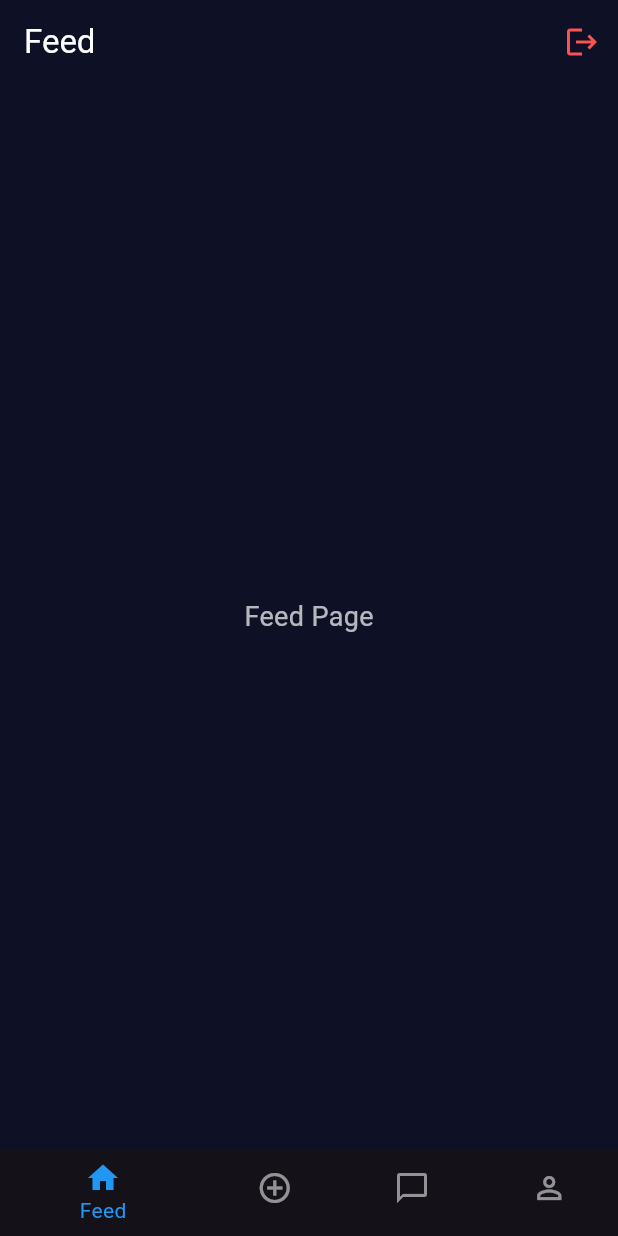
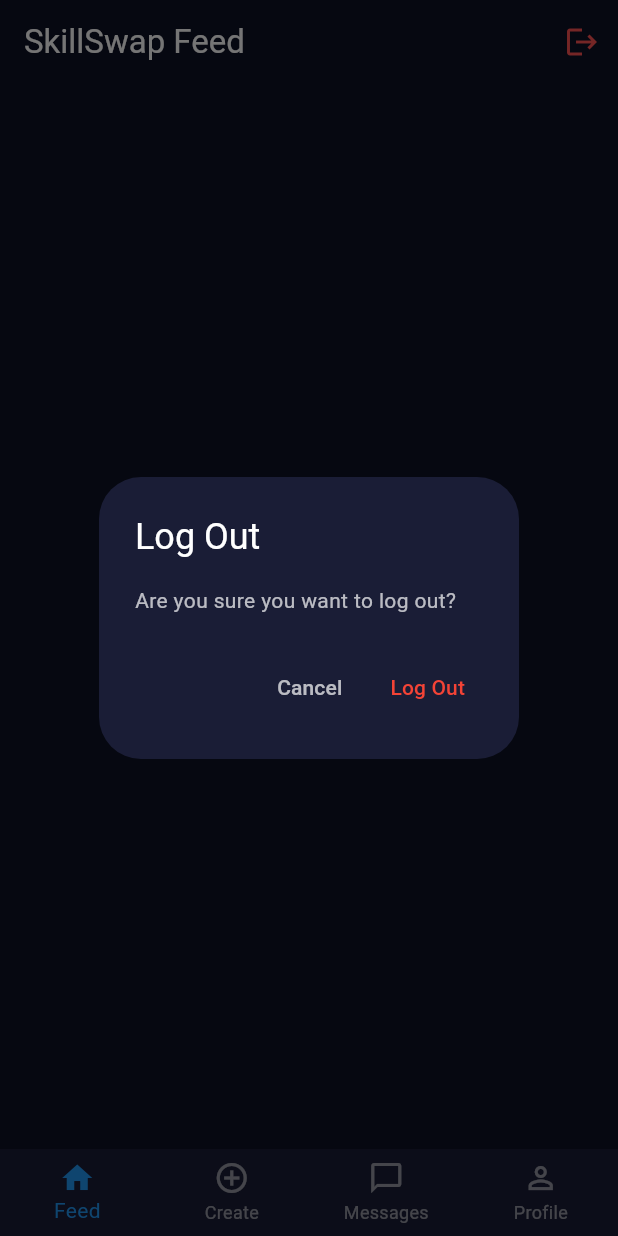
Before and after one commit to muhammedp07/gr07-skillswap-fall-2025, a Flutter app: the screen it shows once a user with an empty profile is signed in, after a tap on the "logout" icon, on a phone screen of 412 x 824 dp. Run offline on Flutter 3.47's test engine with Material 3 defaults, Android fonts, the phone set to English and light mode, and no system bars; our stand-ins replace cloud_firestore, firebase_auth, firebase_core; accounts and stored records are empty.

Commit message:
feat: add navigation utilities and improved logout flow
- Create NavigationUtils for centralized logout logic
- Enhance HomeScreen with tab navigation state management
- Add CreatePostScreen integration with global key
- Implement proper logout confirmation dialog

```diff
--- a/lib/screens/home/home_screen.dart
+++ b/lib/screens/home/home_screen.dart
@@ -1,65 +1,70 @@
 import 'package:flutter/material.dart';
 import 'package:firebase_auth/firebase_auth.dart';
+import 'package:gr07_skillswap/utils/navigation_utils.dart';
 
 class HomeScreen extends StatefulWidget {
   const HomeScreen({super.key});
 
   @override
-  State<HomeScreen> createState() => _HomeScreenState();
+  HomeScreenState createState() => HomeScreenState();
 }
 
-class _HomeScreenState extends State<HomeScreen> {
-  int currentIndex = 0;
+class HomeScreenState extends State<HomeScreen> {
+  int _currentIndex = 0;
 
-  final List<String> pageTitles = [
-    "Feed",
+  final List<String> _pageTitles = [
+    "SkillSwap Feed",
     "Create Post",
     "Messages",
     "Profile",
   ];
 
+  // Public method to allow child screens to change tabs
+  void setCurrentIndex(int index) {
+    if (mounted) {
+      setState(() {
+        _currentIndex = index;
+      });
+    }
+  }
+
   @override
   Widget build(BuildContext context) {
     return Scaffold(
       backgroundColor: const Color(0xFF0E1126),
-
       appBar: AppBar(
         backgroundColor: const Color(0xFF0E1126),
         elevation: 0,
         title: Text(
-          pageTitles[currentIndex],
+          _pageTitles[_currentIndex],
           style: const TextStyle(color: Colors.white),
         ),
         actions: [
-          IconButton(
-            icon: const Icon(Icons.logout, color: Colors.redAccent),
-            tooltip: "Log out",
-            onPressed: () async {
-              await FirebaseAuth.instance.signOut();
-            },
-          ),
+          if (_currentIndex == 0) // Only show logout on Feed screen
+            IconButton(
+              icon: const Icon(Icons.logout, color: Colors.redAccent),
+              tooltip: "Log out",
+              onPressed: () => _confirmLogout(context),
+            ),
         ],
       ),
-
-      body: Center(
-        child: Text(
-          "${pageTitles[currentIndex]} Page",
-          style: const TextStyle(color: Colors.white70, fontSize: 18),
-        ),
-      ),
-
+      body: _buildPlaceholderPage(_pageTitles[_currentIndex], _getPageIcon(_currentIndex)),
       bottomNavigationBar: BottomNavigationBar(
         backgroundColor: const Color(0xFF1A1D36),
         selectedItemColor: Colors.blue,
         unselectedItemColor: Colors.white54,
-        currentIndex: currentIndex,
+        currentIndex: _currentIndex,
         onTap: (index) {
           setState(() {
-            currentIndex = index;
+            _currentIndex = index;
           });
         },
+        type: BottomNavigationBarType.fixed,
         items: const [
-          BottomNavigationBarItem(icon: Icon(Icons.home), label: "Feed"),
+          BottomNavigationBarItem(
+            icon: Icon(Icons.home),
+            label: "Feed",
+          ),
           BottomNavigationBarItem(
             icon: Icon(Icons.add_circle_outline),
             label: "Create",
@@ -76,4 +81,62 @@ class _HomeScreenState extends State<HomeScreen> {
       ),
     );
   }
+
+  void _confirmLogout(BuildContext context) {
+    showDialog(
+      context: context,
+      builder: (context) => AlertDialog(
+        backgroundColor: const Color(0xFF1A1D36),
+        title: const Text("Log Out", style: TextStyle(color: Colors.white)),
+        content: const Text(
+          "Are you sure you want to log out?",
+          style: TextStyle(color: Colors.white70),
+        ),
+        actions: [
+          TextButton(
+            onPressed: () => Navigator.pop(context),
+            child: const Text("Cancel", style: TextStyle(color: Colors.white70)),
+          ),
+          TextButton(
+            onPressed: () async {
+              Navigator.pop(context);
+              await NavigationUtils.logout(context);
+            },
+            child: const Text("Log Out", style: TextStyle(color: Colors.red)),
+          ),
+        ],
+      ),
+    );
+  }
+
+  IconData _getPageIcon(int index) {
+    switch (index) {
+      case 0: return Icons.home;
+      case 1: return Icons.add_circle_outline;
+      case 2: return Icons.chat_bubble_outline;
+      case 3: return Icons.person_outline;
+      default: return Icons.home;
+    }
+  }
+
+  static Widget _buildPlaceholderPage(String title, IconData icon) {
+    return Center(
+      child: Column(
+        mainAxisAlignment: MainAxisAlignment.center,
+        children: [
+          Icon(icon, size: 64, color: Colors.white38),
+          const SizedBox(height: 16),
+          Text(
+            "$title Page",
+            style: const TextStyle(color: Colors.white70, fontSize: 18),
+          ),
+          const SizedBox(height: 8),
+          Text(
+            "Coming Soon",
+            style: TextStyle(color: Colors.white38, fontSize: 14),
+          ),
+        ],
+      ),
+    );
+  }
 }
```
Also changed, not shown: lib/utils/navigation_utils.dart (added, +39 -0 lines).
